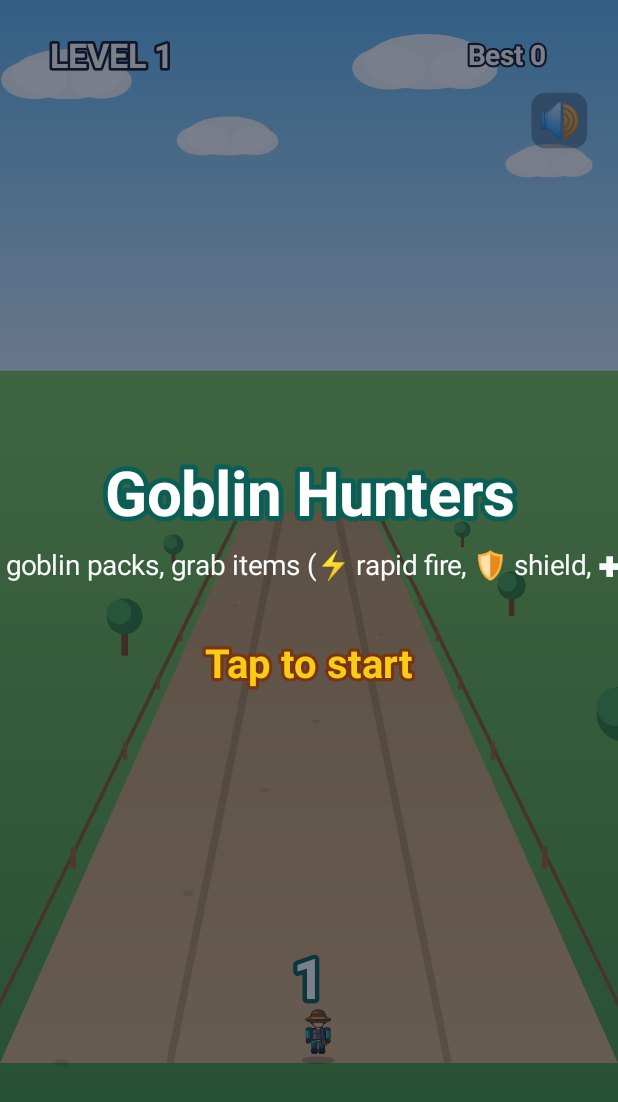
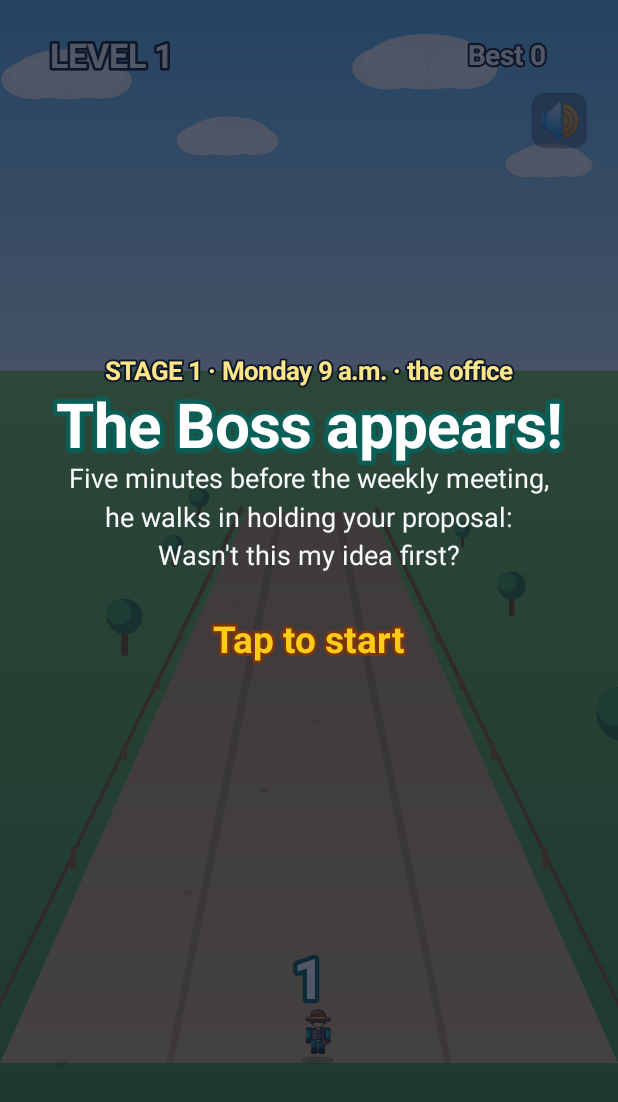
Before and after one commit to richroro/roro, an Android app: the screen it shows after launch (MainActivity), on a phone screen of 412 x 824 dp. Shown: the top 1102 px of the screen. Run offline under Robolectric (Android 15) with nearby library versions, the phone set to English and light mode, and no system bars.

Commit message:
Give each stage a everyday-villain story
The runner is now Villain Rush: every stage is a small vignette with
its own villain waiting at the end of the road. Stage 1 is the boss who
claims your proposal was his idea, stage 2 the classmate who married
into money and keeps putting his car key on the table, stage 3 the aunt
who has asked the same question for thirty years, stage 4 the upstairs
neighbour dribbling on your ceiling at 11 p.m. Start, clear and defeat
screens show a story card with the stage, place, villain and a witty
line, and squad hits are labelled with that stage's noun.

The villains carry props drawn into the sprites (necktie and staff
badge, crown with gold chain and watch, tight perm with round glasses,
wings and flames). Story text lives in arrays.xml so it can be edited
without touching code, and stages repeat as "Season 2" beyond stage 4.

Co-Authored-By: Claude Opus 5 <noreply@anthropic.com>
Claude-Session: https://claude.ai/code/session_018No3jaNYgLhyhJh7EymzRT

```diff
--- a/android-game/crowdrush/src/main/kotlin/com/richroro/crowdrush/CrowdView.kt
+++ b/android-game/crowdrush/src/main/kotlin/com/richroro/crowdrush/CrowdView.kt
@@ -133,7 +133,7 @@ class CrowdView @JvmOverloads constructor(
     private val gateGoodPaint = Paint(Paint.ANTI_ALIAS_FLAG).apply { color = color(R.color.gate_good) }
     private val gateBadPaint = Paint(Paint.ANTI_ALIAS_FLAG).apply { color = color(R.color.gate_bad) }
     private val gateUsedPaint = Paint(Paint.ANTI_ALIAS_FLAG).apply { color = color(R.color.gate_used) }
-    private val overlayPaint = Paint().apply { color = color(R.color.overlay) }
+    private val overlayPaint = Paint().apply { color = color(R.color.overlay_story) }
     private val barBackPaint = Paint().apply { color = 0x590F172A }
     private val barPaint = Paint().apply { color = color(R.color.gold) }
     private val bulletPaint = Paint().apply { color = color(R.color.bullet) }
@@ -280,7 +280,7 @@ class CrowdView @JvmOverloads constructor(
                 play(sndBuzz, 3, 150, 0.7f)
             }
             CrowdWorld.Event.Type.CONTACT -> {
-                floatText("-" + e.value, e.x, e.z, sparkBad)
+                floatText("-" + e.value + " " + stageMobs[stageIndex(world.level)], e.x, e.z, sparkBad)
                 sparks(e.x, e.z, 14, color(R.color.spark_enemy), 0.4f)
                 play(sndBuzz, 3, 150, 0.7f)
             }
@@ -300,14 +300,20 @@ class CrowdView @JvmOverloads constructor(
         }
     }
 
-    private fun monsterName(kind: Int): String = context.getString(
-        when (kind) {
-            1 -> R.string.monster_troll
-            2 -> R.string.monster_golem
-            3 -> R.string.monster_demon
-            else -> R.string.monster_ogre
-        },
-    )
+    // ---- stage stories (res/values/arrays.xml): each stage is an everyday-villain vignette ----
+    private val stagePlaces: Array<String> = resources.getStringArray(R.array.stage_place)
+    private val stageVillains: Array<String> = resources.getStringArray(R.array.stage_villain)
+    private val stageTags: Array<String> = resources.getStringArray(R.array.stage_tag)
+    private val stageStories: Array<String> = resources.getStringArray(R.array.stage_story)
+    private val stageMobs: Array<String> = resources.getStringArray(R.array.stage_mob)
+    private val stageClears: Array<String> = resources.getStringArray(R.array.stage_clear)
+    private val stageFails: Array<String> = resources.getStringArray(R.array.stage_fail)
+
+    private fun stageIndex(level: Int): Int = (level - 1).mod(stageVillains.size)
+
+    private fun seasonOf(level: Int): Int = (level - 1) / stageVillains.size + 1
+
+    private fun monsterName(kind: Int): String = stageVillains[kind.coerceIn(0, stageVillains.size - 1)]
 
     private fun itemGlyph(kind: CrowdWorld.ItemKind): String = when (kind) {
         CrowdWorld.ItemKind.RAPID -> "⚡"
@@ -839,43 +845,63 @@ class CrowdView @JvmOverloads constructor(
         val n = parts.getOrNull(1)?.toIntOrNull() ?: 0
         return when (parts[0]) {
             "wiped" -> context.getString(R.string.msg_wiped)
-            "squad" -> context.getString(R.string.msg_lost_to_squad, n)
-            "boss_beaten" -> context.getString(R.string.msg_boss_beaten, monsterName(world.boss?.kind ?: 0), n)
+            "squad" -> context.getString(R.string.msg_lost_to_squad, n) + " (" + stageMobs[stageIndex(world.level)] + ")"
+            "boss_beaten" -> context.getString(R.string.msg_boss_beaten, monsterName(world.boss?.kind ?: 0))
             "boss_lost" -> context.getString(R.string.msg_lost_to_boss, monsterName(world.boss?.kind ?: 0), n)
             else -> ""
         }
     }
 
     private fun drawOverlay(canvas: Canvas, w: Float, h: Float) {
+        val stage = stageIndex(world.level)
+        val season = seasonOf(world.level)
+        val stageTag = if (season > 1) {
+            context.getString(R.string.stage_season_label, world.level, season)
+        } else {
+            context.getString(R.string.stage_label, world.level)
+        } + " · " + stagePlaces[stage]
+
+        val pre: String
         val title: String
         val body: String
         val accent: String
         when (world.state) {
             CrowdWorld.State.READY -> {
-                title = context.getString(R.string.app_name)
-                body = context.getString(R.string.how_to_play)
+                pre = stageTag
+                title = context.getString(R.string.monster_appears, stageVillains[stage])
+                body = stageStories[stage]
                 accent = context.getString(R.string.tap_to_start)
             }
             CrowdWorld.State.LEVEL_CLEAR -> {
-                title = context.getString(R.string.level_clear, world.level)
-                body = localizedMessage() + "\n" + context.getString(R.string.remaining_and_kills, world.count, world.kills)
+                val next = stageIndex(world.level + 1)
+                pre = context.getString(R.string.stage_cleared, world.level)
+                title = context.getString(R.string.clear_title, stageVillains[stage])
+                body = stageClears[stage] + "\n\n" +
+                    context.getString(R.string.crew_left, world.count, world.kills) + "\n" +
+                    context.getString(R.string.next_up, stageVillains[next], stageTags[next])
                 accent = context.getString(R.string.tap_next_level)
             }
             CrowdWorld.State.GAME_OVER -> {
+                pre = stageTag
                 title = context.getString(R.string.game_over)
-                body = localizedMessage() + "\n" + context.getString(R.string.reached_level, world.level)
+                body = localizedMessage() + "\n" + stageFails[stage]
                 accent = context.getString(R.string.tap_to_retry)
             }
             CrowdWorld.State.RUNNING -> return
         }
+
         canvas.drawRect(0f, 0f, w, h, overlayPaint)
-        label(canvas, title, w / 2f, h * 0.40f, w * 0.10f, Color.WHITE, color(R.color.gate_post_good))
-        var y = h * 0.40f + w * 0.13f
+        var y = h * 0.3f
+        label(canvas, pre, w / 2f, y, w * 0.042f, color(R.color.spark_good), color(R.color.text_stroke))
+        y += w * 0.09f
+        label(canvas, title, w / 2f, y, w * 0.1f, Color.WHITE, color(R.color.gate_post_good))
+        y += w * 0.1f
+        bodyPaint.textSize = w * 0.044f
         for (line in body.split('\n')) {
             canvas.drawText(line, w / 2f, y, bodyPaint)
-            y += w * 0.065f
+            y += w * 0.062f
         }
-        label(canvas, accent, w / 2f, y + w * 0.08f, w * 0.065f, color(R.color.gold), color(R.color.gold_stroke))
+        label(canvas, accent, w / 2f, y + w * 0.06f, w * 0.06f, color(R.color.gold), color(R.color.gold_stroke))
     }
 
     private fun color(resId: Int): Int = context.getColor(resId)
--- /dev/null
+++ b/android-game/crowdrush/src/main/res/values/arrays.xml
@@ -0,0 +1,45 @@
+<resources>
+    <!-- Each stage is a small everyday-villain story; the monster at the end of the road is the villain. -->
+    <string-array name="stage_place">
+        <item>Monday 9 a.m. · the office</item>
+        <item>Class reunion · hotel buffet</item>
+        <item>Holiday dinner · the family house</item>
+        <item>Moving day, 11 p.m. · new flat</item>
+    </string-array>
+    <string-array name="stage_villain">
+        <item>The Boss</item>
+        <item>Mr. Married-Rich</item>
+        <item>Auntie Nag</item>
+        <item>Upstairs Demon</item>
+    </string-array>
+    <string-array name="stage_tag">
+        <item>"Back in my day…"</item>
+        <item>married into money</item>
+        <item>same question for 30 years</item>
+        <item>the ceiling never sleeps</item>
+    </string-array>
+    <string-array name="stage_story">
+        <item>Five minutes before the weekly meeting,\nhe walks in holding your proposal:\n"Wasn\'t this my idea first?"</item>
+        <item>"Oh, I don\'t really work anymore —\nmy father-in-law gave us a building."\nThat\'s the third time he\'s flashed his car key.</item>
+        <item>She starts before you can swallow.\n"Got a job yet? Married yet?\nThe neighbour\'s kid has two kids already."</item>
+        <item>They swore it was a quiet building.\nSomeone is dribbling on your ceiling,\nand they are keeping the beat.</item>
+    </string-array>
+    <string-array name="stage_mob">
+        <item>surprise meetings</item>
+        <item>humble brags</item>
+        <item>nagging</item>
+        <item>thumps</item>
+    </string-array>
+    <string-array name="stage_clear">
+        <item>The boss is off on holiday next week.</item>
+        <item>He paid for the second round.\nYou win tonight.</item>
+        <item>Auntie left for her evening drama.\nThis is your chance.</item>
+        <item>They finally put down a floor mat.\nPeace at last.</item>
+    </string-array>
+    <string-array name="stage_fail">
+        <item>Your proposal went up under his name.</item>
+        <item>On the way home you reread your lease.</item>
+        <item>The Lunar New Year trailer just dropped.</item>
+        <item>3 a.m. You are staring at the ceiling.</item>
+    </string-array>
+</resources>
--- a/android-game/crowdrush/src/main/res/values/colors.xml
+++ b/android-game/crowdrush/src/main/res/values/colors.xml
@@ -46,5 +46,6 @@
     <color name="text">#F8FAFC</color>
     <color name="text_stroke">#0F172A</color>
     <color name="overlay">#8C0F172A</color>
+    <color name="overlay_story">#B80F172A</color>
     <color name="ic_launcher_background">#0B5E56</color>
 </resources>
--- a/android-game/crowdrush/src/main/res/values/strings.xml
+++ b/android-game/crowdrush/src/main/res/values/strings.xml
@@ -1,31 +1,30 @@
 <resources>
-    <string name="app_name">Goblin Hunters</string>
-    <string name="how_to_play">Your rangers fire automatically.
-Shoot rune gates to raise their numbers, cut down goblin packs,
-grab items (⚡ rapid fire, 🛡 shield, ✚ reinforcements, 💣 bomb)
-and bring down the ogre waiting at the end of the road</string>
+    <string name="app_name">Villain Rush</string>
+    <string name="how_to_play">Your crew fires on its own.
+Shoot the gates to grow the crowd, clear the small stuff,
+grab items (⚡ rapid fire, 🛡 shield, ✚ backup, 💣 bomb)
+and take down the villain waiting at the end of the day</string>
     <string name="tap_to_start">Tap to start</string>
-    <string name="tap_next_level">Tap for next level</string>
+    <string name="tap_next_level">Tap for the next stage</string>
     <string name="tap_to_retry">Tap to play again</string>
     <string name="game_over">GAME OVER</string>
     <string name="level_label">LEVEL %1$d</string>
     <string name="best_label">Best %1$d</string>
-    <string name="level_clear">LEVEL %1$d CLEAR!</string>
-    <string name="remaining">%1$d troops left</string>
-    <string name="remaining_and_kills">%1$d troops left · %2$d kills</string>
     <string name="reached_level">Reached level %1$d</string>
-    <string name="msg_wiped">Your rangers were wiped out</string>
-    <string name="msg_lost_to_squad">Overrun by a pack of %1$d goblins</string>
-    <string name="msg_boss_beaten">%1$s defeated! (HP %2$d)</string>
-    <string name="msg_lost_to_boss">Devoured by the %1$s (HP %2$d left)</string>
+    <string name="msg_wiped">Nobody was left standing</string>
+    <string name="msg_lost_to_squad">Buried under %1$d of them</string>
+    <string name="msg_boss_beaten">%1$s defeated!</string>
+    <string name="msg_lost_to_boss">%1$s beat you (HP %2$d left)</string>
     <string name="item_rapid">Rapid fire</string>
     <string name="item_shield">Shield</string>
     <string name="item_reinforce">Reinforcements</string>
     <string name="item_bomb">Bomb</string>
     <string name="shield_blocked">🛡 Blocked!</string>
-    <string name="monster_ogre">Ogre</string>
-    <string name="monster_troll">Troll</string>
-    <string name="monster_golem">Rock Golem</string>
-    <string name="monster_demon">Fire Demon</string>
     <string name="monster_appears">%1$s appears!</string>
+    <string name="stage_label">STAGE %1$d</string>
+    <string name="stage_season_label">STAGE %1$d · Season %2$d</string>
+    <string name="stage_cleared">STAGE %1$d CLEARED</string>
+    <string name="clear_title">%1$s defeated!</string>
+    <string name="crew_left">%1$d crew left · %2$d cleared</string>
+    <string name="next_up">Next up: %1$s · %2$s</string>
 </resources>
```
Also changed, not shown: android-game/crowdrush/src/main/res/drawable-nodpi/monster_golem_0.png, android-game/crowdrush/src/main/res/drawable-nodpi/monster_golem_1.png, android-game/crowdrush/src/main/res/drawable-nodpi/monster_ogre_0.png, android-game/crowdrush/src/main/res/drawable-nodpi/monster_ogre_1.png, android-game/crowdrush/src/main/res/drawable-nodpi/monster_troll_0.png, android-game/crowdrush/src/main/res/drawable-nodpi/monster_troll_1.png, 5 other files.
